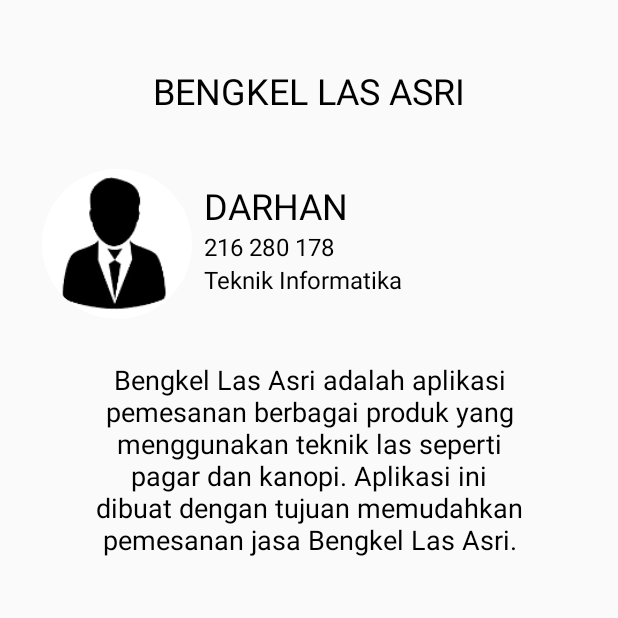
After one commit to hamtz/bengkel_las, an Android app: the AboutActivity screen opened directly, with no data from a screen before it, on a phone screen of 412 x 824 dp, the top half of it. The commit adds this screen. Run offline under Robolectric (Android 15) with nearby library versions, the light colour scheme and no system bars; pictures from the network do not load.

Commit message:
create data done all app menu done

```diff
--- a/app/build.gradle
+++ b/app/build.gradle
@@ -48,4 +48,7 @@ dependencies {
     implementation 'androidx.cardview:cardview:1.0.0'
 
     implementation("androidx.swiperefreshlayout:swiperefreshlayout:1.1.0")
+
+    implementation 'com.github.bumptech.glide:glide:4.11.0'
+    annotationProcessor 'com.github.bumptech.glide:compiler:4.11.0'
 }
--- a/app/src/main/AndroidManifest.xml
+++ b/app/src/main/AndroidManifest.xml
@@ -11,9 +11,13 @@
         android:icon="@mipmap/ic_launcher"
         android:label="@string/app_name"
         android:supportsRtl="true"
-        android:theme="@style/Theme.BengkelLas"
+        android:theme="@style/Theme.Design.Light.NoActionBar"
         android:usesCleartextTraffic="true"
         tools:targetApi="31">
+        <activity
+            android:name=".Activity.AboutActivity"
+
+            android:exported="false" />
         <activity
             android:name=".Activity.ProdukActivity"
             android:exported="false" />
--- /dev/null
+++ b/app/src/main/java/com/hamtz/bengkellas/Activity/AboutActivity.kt
@@ -0,0 +1,21 @@
+package com.hamtz.bengkellas.Activity
+
+import android.annotation.SuppressLint
+import androidx.appcompat.app.AppCompatActivity
+import android.os.Bundle
+import android.widget.ImageView
+import com.bumptech.glide.Glide
+import com.hamtz.bengkellas.R
+
+class AboutActivity : AppCompatActivity() {
+    @SuppressLint("MissingInflatedId")
+    override fun onCreate(savedInstanceState: Bundle?) {
+        super.onCreate(savedInstanceState)
+        setContentView(R.layout.activity_about)
+
+        val imgProfile = findViewById<ImageView>(R.id.img_profile)
+        Glide.with(this).load(R.drawable.person).circleCrop().into(imgProfile)
+
+    }
+
+}
--- a/app/src/main/java/com/hamtz/bengkellas/Activity/MainActivity.kt
+++ b/app/src/main/java/com/hamtz/bengkellas/Activity/MainActivity.kt
@@ -1,20 +1,24 @@
 package com.hamtz.bengkellas.Activity
 
+import android.annotation.SuppressLint
 import android.content.Intent
 import android.os.Bundle
 import android.view.View
 import android.widget.Button
+import android.widget.ImageView
 import android.widget.ProgressBar
 import android.widget.Toast
 import androidx.appcompat.app.AppCompatActivity
 import androidx.recyclerview.widget.LinearLayoutManager
 import androidx.recyclerview.widget.RecyclerView
 import androidx.swiperefreshlayout.widget.SwipeRefreshLayout
+import com.bumptech.glide.Glide
 import com.hamtz.bengkellas.API.APIRequestData
 import com.hamtz.bengkellas.API.RetroServer
 import com.hamtz.bengkellas.Adapter.AdapterData
 import com.hamtz.bengkellas.Model.DataModel
 import com.hamtz.bengkellas.Model.ResponseModel
+import com.hamtz.bengkellas.R
 import retrofit2.Call
 import retrofit2.Callback
 import retrofit2.Response
@@ -27,9 +31,13 @@ class MainActivity : AppCompatActivity() {
 //    lateinit var srlData: SwipeRefreshLayout
 //    lateinit var pbData:ProgressBar
 
+    @SuppressLint("MissingInflatedId")
     override fun onCreate(savedInstanceState: Bundle?) {
         super.onCreate(savedInstanceState)
         setContentView(com.hamtz.bengkellas.R.layout.activity_main)
+
+        val imgLogoApp = findViewById<ImageView>(R.id.img_logo_app)
+        Glide.with(this).load(R.drawable.logo).circleCrop().into(imgLogoApp)
 
 //        srlData= findViewById(com.hamtz.bengkellas.R.id.srl_data)
 //        pbData=findViewById(com.hamtz.bengkellas.R.id.pb_data)
@@ -72,6 +80,11 @@ class MainActivity : AppCompatActivity() {
         val btPesanan=findViewById<Button>(com.hamtz.bengkellas.R.id.bt_pesanan)
         btPesanan.setOnClickListener {
             val intent = Intent(this, PesananActivity::class.java)
+            startActivity(intent)
+        }
+        val btAbout=findViewById<Button>(com.hamtz.bengkellas.R.id.bt_tentang)
+        btAbout.setOnClickListener {
+            val intent = Intent(this, AboutActivity::class.java)
             startActivity(intent)
         }
 
--- /dev/null
+++ b/app/src/main/res/layout/activity_about.xml
@@ -0,0 +1,74 @@
+<?xml version="1.0" encoding="utf-8"?>
+<RelativeLayout xmlns:android="http://schemas.android.com/apk/res/android"
+    xmlns:app="http://schemas.android.com/apk/res-auto"
+    xmlns:tools="http://schemas.android.com/tools"
+    android:layout_width="match_parent"
+    android:layout_height="match_parent"
+    tools:context=".Activity.AboutActivity"
+    android:layout_margin="28dp">
+
+
+    <TextView
+        android:id="@+id/tv_about"
+        android:layout_width="match_parent"
+        android:layout_height="wrap_content"
+        android:gravity="center"
+        android:layout_marginTop="16dp"
+        android:layout_marginBottom="36dp"
+        android:textSize="24sp"
+        android:textColor="@color/black"
+        android:text="BENGKEL LAS ASRI" />
+
+    <ImageView
+        android:id="@+id/img_profile"
+        android:layout_width="100dp"
+        android:layout_height="wrap_content"
+        android:layout_below="@+id/tv_about"
+        tools:srcCompat="@tools:sample/avatars" />
+
+    <TextView
+        android:id="@+id/tv_nama"
+        android:layout_width="wrap_content"
+        android:layout_height="wrap_content"
+        android:layout_below="@+id/tv_about"
+        android:layout_marginTop="8dp"
+        android:layout_marginStart="8dp"
+        android:layout_toEndOf="@+id/img_profile"
+        android:text="DARHAN"
+        android:textColor="@color/black"
+        android:textSize="24sp" />
+
+    <TextView
+        android:id="@+id/tv_nim"
+        android:layout_width="wrap_content"
+        android:layout_height="wrap_content"
+        android:layout_below="@+id/tv_nama"
+        android:layout_toEndOf="@+id/img_profile"
+        android:layout_marginStart="8dp"
+        android:textSize="16sp"
+        android:textColor="@color/black"
+        android:text="216 280 178" />
+
+    <TextView
+        android:id="@+id/tv_prodi"
+        android:layout_width="wrap_content"
+        android:layout_height="wrap_content"
+        android:layout_below="@+id/tv_nim"
+        android:layout_toEndOf="@+id/img_profile"
+        android:layout_marginStart="8dp"
+        android:textSize="16sp"
+        android:textColor="@color/black"
+        android:text="Teknik Informatika" />
+
+    <TextView
+        android:id="@+id/tv_deskripsi"
+        android:layout_width="wrap_content"
+        android:layout_height="wrap_content"
+        android:layout_below="@+id/img_profile"
+        android:layout_margin="28dp"
+        android:textSize="18sp"
+        android:textColor="@color/black"
+        android:textAlignment="center"
+        android:text="@string/deskripsi_app" />
+
+</RelativeLayout>
--- a/app/src/main/res/layout/activity_main.xml
+++ b/app/src/main/res/layout/activity_main.xml
@@ -14,7 +14,6 @@
         android:orientation="vertical"
         android:gravity="center"
         android:layout_marginTop="116dp"
-        android:layout_marginBottom="116dp"
         >
         <TextView
             android:layout_width="wrap_content"
@@ -22,6 +21,14 @@
             android:text="BENGKEL ASRI"
             android:textSize="36sp"
             android:textColor="@color/black"/>
+
+        <ImageView
+            android:id="@+id/img_logo_app"
+            android:layout_width="150dp"
+            android:layout_height="150dp"
+            app:srcCompat="@drawable/logo" />
+
+
     </LinearLayout>
 
 
@@ -32,7 +39,7 @@
         android:layout_height="wrap_content"
         android:orientation="vertical"
         android:gravity="center"
-        android:layout_margin="36dp">
+        android:layout_margin="16dp">
 
         <Button
             android:id="@+id/bt_produk"
--- a/app/src/main/res/layout/card_item.xml
+++ b/app/src/main/res/layout/card_item.xml
@@ -6,7 +6,10 @@
         android:layout_width="match_parent"
         android:layout_height="wrap_content"
         android:orientation="vertical"
-        android:padding="6dp">
+        android:layout_margin="18dp"
+        android:padding="8dp"
+        android:background="@color/teal_200"
+        >
         <TextView
             android:id="@+id/tv_id"
             android:layout_width="match_parent"
--- a/app/src/main/res/values/strings.xml
+++ b/app/src/main/res/values/strings.xml
@@ -1,6 +1,7 @@
 <resources>
     <string name="app_name">Bengkel Las</string>
     <string name="selected_item">Selected item:</string>
+    <string name="deskripsi_app">Bengkel Las Asri adalah aplikasi pemesanan berbagai produk yang menggunakan teknik las seperti pagar dan kanopi. Aplikasi ini dibuat dengan tujuan memudahkan pemesanan jasa Bengkel Las Asri.</string>
 
 
     <string-array name="List_Bahan">
```
Also changed, not shown: app/src/main/res/drawable/logo.PNG (added), app/src/main/res/drawable/person.PNG (added).
